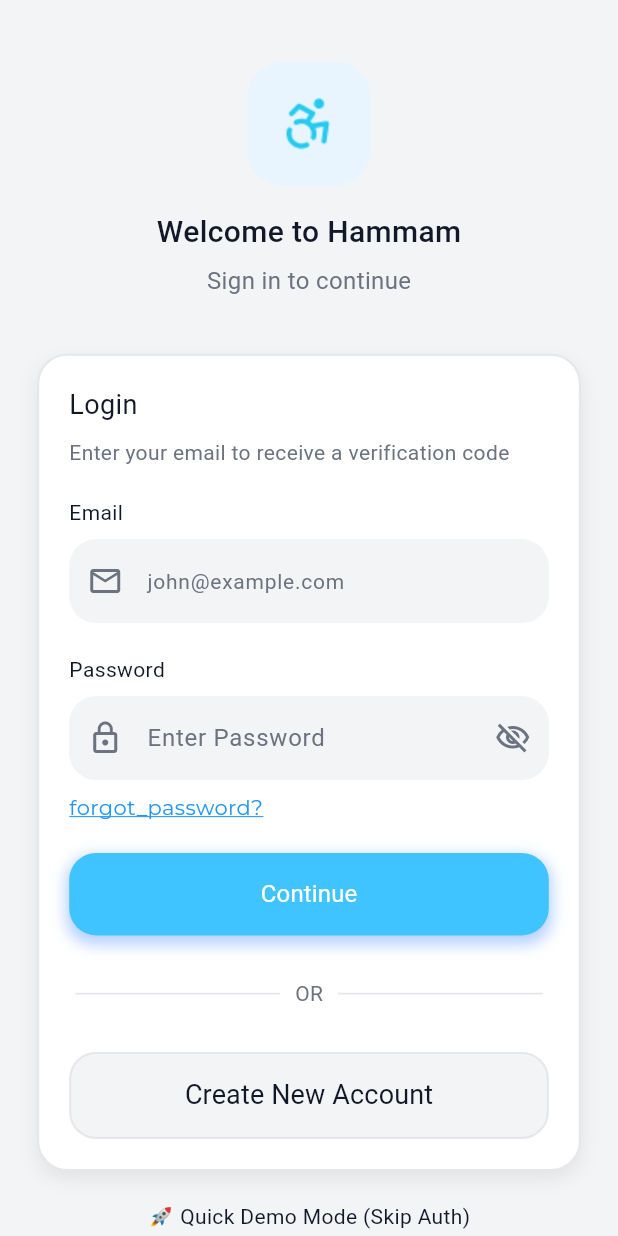
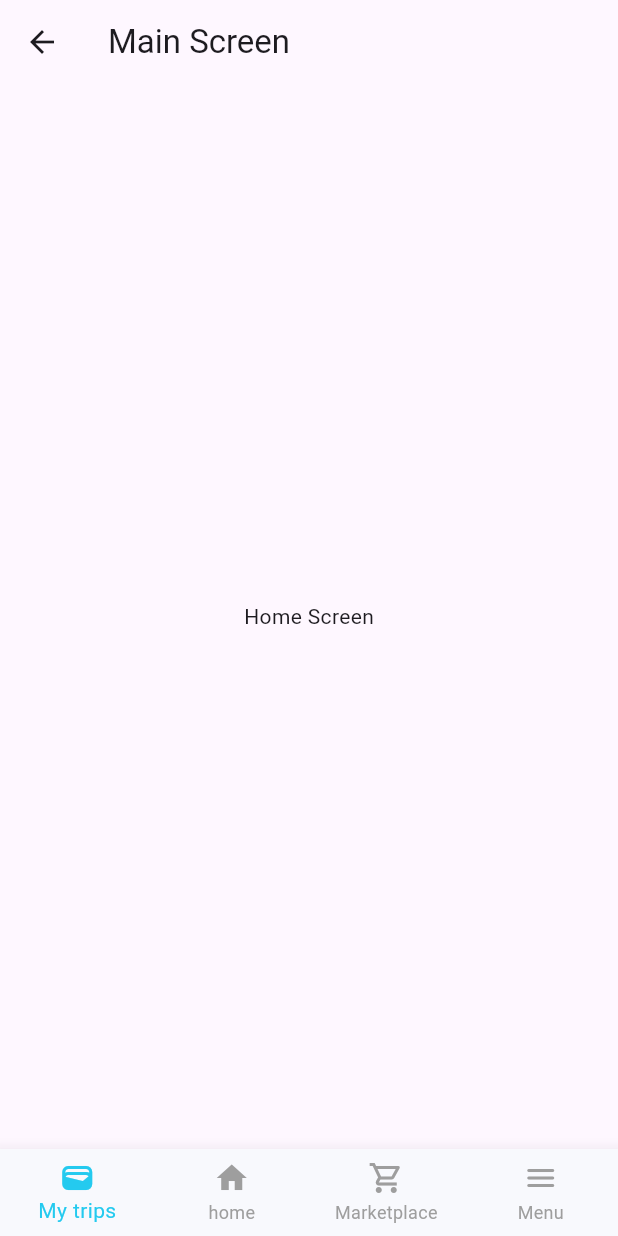
Before and after one commit to Salma28-zahran/hammam_app, a Flutter app: the LoginScreen screen opened by its route, after a tap on "Continue", on a phone screen of 412 x 824 dp. Run offline on Flutter 3.47's test engine with Material 3 defaults, Android fonts, the phone set to English and light mode, and no system bars; our stand-ins replace easy_localization, flutter_native_splash, google_fonts; Roboto replaces fonts that are missing (Arial).

Commit message:
bottom_nav_bar done

```diff
--- a/lib/core/route/routes.dart
+++ b/lib/core/route/routes.dart
@@ -5,6 +5,8 @@ class PageRouteName{
   static const String otp2 = '/otp2';
   static const String email = '/email';
   static const String newpass = '/newpass';
+  static const String main = '/main';
+
 
 
 
--- a/lib/core/route/routes_generator.dart
+++ b/lib/core/route/routes_generator.dart
@@ -5,6 +5,7 @@ import 'package:hammam_app/features/auth/forget_pass/presentation/views/otp2_scr
 import 'package:hammam_app/features/auth/register/login/presentation/view/otp_screen.dart';
 import 'package:hammam_app/features/auth/forget_pass/presentation/views/email.dart';
 import 'package:hammam_app/features/onboarding/OnBoarding.dart';
+import 'package:hammam_app/features/tabs/presentations/views/main.dart';
 
 import '../../features/auth/login/presentation/view/login_screen.dart';
 import '../../features/auth/register/login/presentation/view/register_screen.dart';
@@ -45,6 +46,12 @@ class RoutesGenerator {
           settings: settings,
         );
 
+      case PageRouteName.main:
+        return MaterialPageRoute(
+          builder: (context) => const Main(),
+          settings: settings,
+        );
+
 
 
 
--- a/lib/features/auth/login/presentation/view/login_screen.dart
+++ b/lib/features/auth/login/presentation/view/login_screen.dart
@@ -235,7 +235,9 @@ class _LoginScreenState extends State<LoginScreen> {
                         padding: const EdgeInsets.symmetric(vertical: 16),
                         elevation: 0,
                       ),
-                      onPressed: () {},
+                      onPressed: () {
+                        Navigator.pushNamed(context, PageRouteName.main);
+                      },
                       child: const Text(
                         "Continue",
                         style: TextStyle(
--- /dev/null
+++ b/lib/features/tabs/presentations/views/main.dart
@@ -0,0 +1,40 @@
+import 'package:flutter/material.dart';
+import 'package:hammam_app/features/tabs/presentations/widgets/bottom_nav_bar.dart';
+
+class Main extends StatefulWidget {
+  const Main({super.key});
+
+  @override
+  State<Main> createState() => _MainState();
+}
+
+class _MainState extends State<Main> {
+  int _currentIndex = 0;
+
+  final List<Widget> _screens = [
+    Center(child: Text("Home Screen")),
+    Center(child: Text("Orders Screen")),
+    Center(child: Text("Saved Screen")),
+    Center(child: Text("Account Screen")),
+  ];
+
+  void _onTap(int index) {
+    setState(() {
+      _currentIndex = index;
+    });
+  }
+
+  @override
+  Widget build(BuildContext context) {
+    return Scaffold(
+      appBar: AppBar(
+        title: Text("Main Screen"),
+      ),
+      body: _screens[_currentIndex],
+      bottomNavigationBar: BottomNavBar(
+        currentIndex: _currentIndex,
+        onTap: _onTap,
+      ),
+    );
+  }
+}
--- /dev/null
+++ b/lib/features/tabs/presentations/widgets/app_bar.dart
@@ -0,0 +1,10 @@
+import 'package:flutter/material.dart';
+
+class AppBar extends StatelessWidget {
+  const AppBar({super.key});
+
+  @override
+  Widget build(BuildContext context) {
+    return const Placeholder();
+  }
+}
--- /dev/null
+++ b/lib/features/tabs/presentations/widgets/bottom_nav_bar.dart
@@ -0,0 +1,49 @@
+import 'package:easy_localization/easy_localization.dart';
+import 'package:flutter/material.dart';
+import 'package:hammam_app/theme/app_theme.dart';
+
+class BottomNavBar extends StatelessWidget {
+  final int currentIndex;
+  final Function(int) onTap;
+
+  const BottomNavBar({
+    super.key,
+    required this.currentIndex,
+    required this.onTap,
+  });
+
+  @override
+  Widget build(BuildContext context) {
+    return BottomNavigationBar(
+      currentIndex: currentIndex,
+      onTap: onTap,
+      type: BottomNavigationBarType.fixed,
+      backgroundColor: AppColor.white,
+      selectedItemColor:AppColor.primary ,
+      unselectedItemColor: Colors.grey,
+      showUnselectedLabels: true,
+      elevation: 10,
+      items:  [
+        BottomNavigationBarItem(
+          icon: Icon(Icons.wallet),
+          label: 'My trips',
+        ),
+        BottomNavigationBarItem(
+          icon: Icon(Icons.home),
+          label: 'home',
+
+        ),
+        BottomNavigationBarItem(
+          icon: Icon(Icons.shopping_cart_outlined),
+          label: 'Marketplace',
+
+        ),
+        BottomNavigationBarItem(
+          icon: Icon(Icons.menu_rounded),
+          label:'Menu',
+
+        ),
+      ],
+    );
+  }
+}
```
